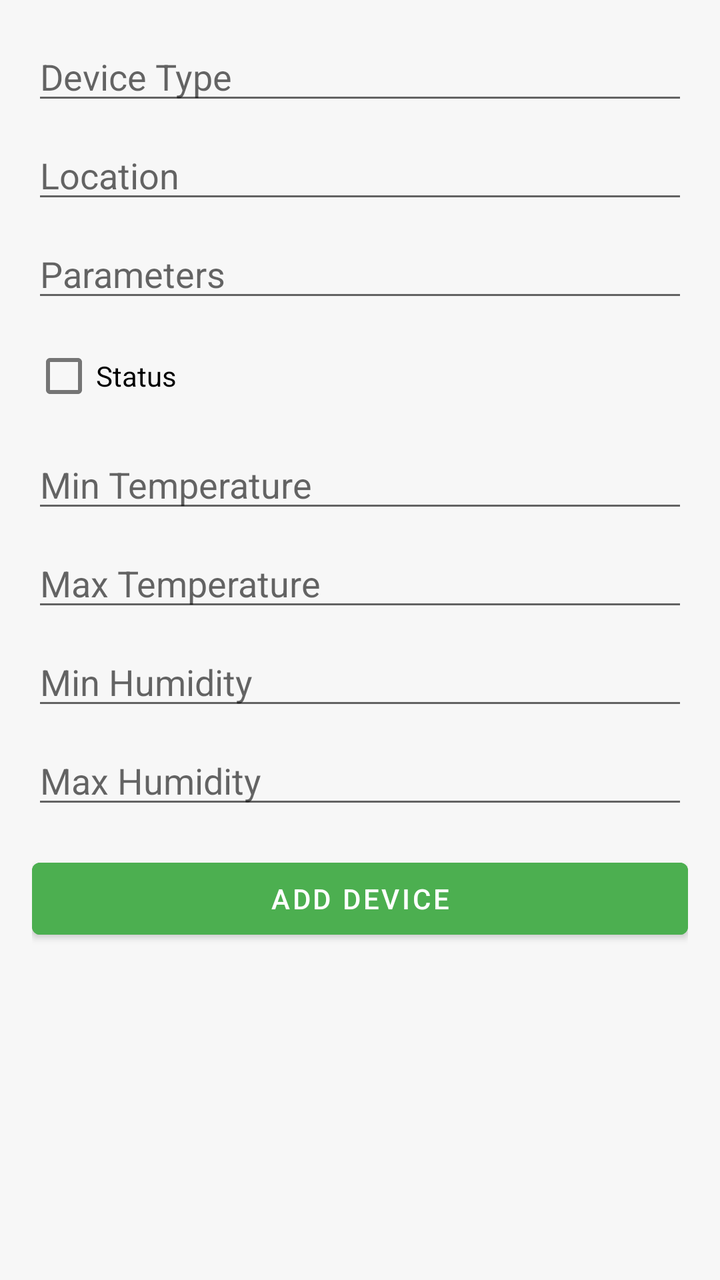
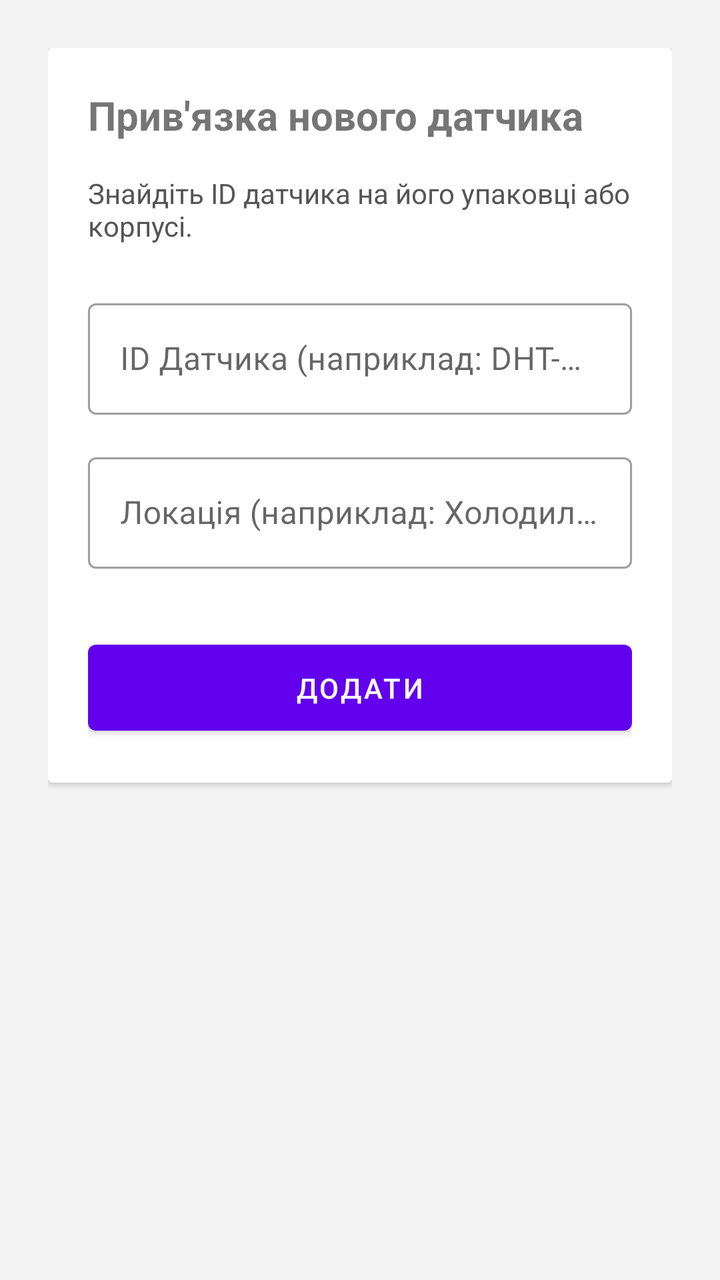

Before-and-after screenshots of an Android layout around one commit, followed by the original layout XML and the change that was made.
<!-- AndroidManifest.xml: application theme Theme.MedicationManagement -->
<!-- res/layout/activity_add_device.xml -->
<?xml version="1.0" encoding="utf-8"?>
<ScrollView xmlns:android="http://schemas.android.com/apk/res/android"
    android:layout_width="match_parent"
    android:layout_height="match_parent"
    android:padding="16dp"
    android:background="#f7f7f7">

    <LinearLayout
        android:orientation="vertical"
        android:layout_width="match_parent"
        android:layout_height="wrap_content">

        <EditText
            android:id="@+id/addType"
            android:layout_width="match_parent"
            android:layout_height="wrap_content"
            android:hint="@string/device_type"
            android:inputType="text" />

        <EditText
            android:id="@+id/addLocation"
            android:layout_width="match_parent"
            android:layout_height="wrap_content"
            android:hint="@string/device_location"
            android:inputType="text"
            android:layout_marginTop="8dp" />

        <EditText
            android:id="@+id/addParams"
            android:layout_width="match_parent"
            android:layout_height="wrap_content"
            android:hint="@string/parameters"
            android:inputType="text"
            android:layout_marginTop="8dp" />

        <CheckBox
            android:id="@+id/addIsActive"
            android:layout_width="wrap_content"
            android:layout_height="wrap_content"
            android:text="@string/device_status"
            android:layout_marginTop="8dp"/>

        <EditText
            android:id="@+id/addMinTemp"
            android:layout_width="match_parent"
            android:layout_height="wrap_content"
            android:hint="@string/min_temp"
            android:inputType="numberDecimal"
            android:layout_marginTop="8dp" />

        <EditText
            android:id="@+id/addMaxTemp"
            android:layout_width="match_parent"
            android:layout_height="wrap_content"
            android:hint="@string/max_temp"
            android:inputType="numberDecimal"
            android:layout_marginTop="8dp" />

        <EditText
            android:id="@+id/addMinHumidity"
            android:layout_width="match_parent"
            android:layout_height="wrap_content"
            android:hint="@string/min_humidity"
            android:inputType="numberDecimal"
            android:layout_marginTop="8dp" />

        <EditText
            android:id="@+id/addMaxHumidity"
            android:layout_width="match_parent"
            android:layout_height="wrap_content"
            android:hint="@string/max_humidity"
            android:inputType="numberDecimal"
            android:layout_marginTop="8dp" />

        <Button
            android:id="@+id/addDeviceBtn"
            android:layout_width="match_parent"
            android:layout_height="wrap_content"
            android:layout_marginTop="16dp"
            android:backgroundTint="#4CAF50"
            android:text="@string/add_device"
            android:textColor="@android:color/white" />
    </LinearLayout>
</ScrollView>
<!-- resources referenced by this layout -->
<resources>
  <string name="add_device">Add Device</string>
  <string name="device_location">Location</string>
  <string name="device_status">Status</string>
  <string name="device_type">Device Type</string>
  <string name="max_humidity">Max Humidity</string>
  <string name="max_temp">Max Temperature</string>
  <string name="min_humidity">Min Humidity</string>
  <string name="min_temp">Min Temperature</string>
  <string name="parameters">Parameters</string>
  <style name="Theme.MedicationManagement" parent="Theme.MaterialComponents.DayNight.NoActionBar">
          
          <item name="colorPrimary">@color/purple_500</item>
          <item name="colorPrimaryVariant">@color/purple_700</item>
          <item name="colorOnPrimary">@color/white</item>
          
          <item name="colorSecondary">@color/teal_200</item>
          <item name="colorSecondaryVariant">@color/teal_700</item>
          <item name="colorOnSecondary">@color/black</item>
      </style>
  <color name="purple_500">#FF6200EE</color>
  <color name="purple_700">#FF3700B3</color>
  <color name="white">#FFFFFFFF</color>
  <color name="teal_200">#FF03DAC5</color>
  <color name="teal_700">#FF018786</color>
  <color name="black">#FF000000</color>
</resources>

<!-- the commit's change to res/layout/activity_add_device.xml (unified diff, before → after) -->
@@ -1,84 +1,72 @@
 <?xml version="1.0" encoding="utf-8"?>
-<ScrollView xmlns:android="http://schemas.android.com/apk/res/android"
+<LinearLayout xmlns:android="http://schemas.android.com/apk/res/android"
     android:layout_width="match_parent"
     android:layout_height="match_parent"
-    android:padding="16dp"
-    android:background="#f7f7f7">
+    android:orientation="vertical"
+    android:padding="24dp"
+    android:background="#f4f4f4">
 
-    <LinearLayout
-        android:orientation="vertical"
+    <androidx.cardview.widget.CardView
         android:layout_width="match_parent"
-        android:layout_height="wrap_content">
+        android:layout_height="wrap_content"
+        android:elevation="4dp"
+        android:backgroundTint="#ffffff">
 
-        <EditText
-            android:id="@+id/addType"
+        <LinearLayout
             android:layout_width="match_parent"
             android:layout_height="wrap_content"
-            android:hint="@string/device_type"
-            android:inputType="text" />
+            android:orientation="vertical"
+            android:padding="20dp">
 
-        <EditText
-            android:id="@+id/addLocation"
-            android:layout_width="match_parent"
-            android:layout_height="wrap_content"
-            android:hint="@string/device_location"
-            android:inputType="text"
-            android:layout_marginTop="8dp" />
+            <TextView
+                android:text="Прив'язка нового датчика"
+                android:textSize="20sp"
+                android:textStyle="bold"
+                android:layout_marginBottom="16dp"
+                android:layout_width="wrap_content"
+                android:layout_height="wrap_content"/>
 
-        <EditText
-            android:id="@+id/addParams"
-            android:layout_width="match_parent"
-            android:layout_height="wrap_content"
-            android:hint="@string/parameters"
-            android:inputType="text"
-            android:layout_marginTop="8dp" />
+            <TextView
+                android:text="Знайдіть ID датчика на його упаковці або корпусі."
+                android:textSize="14sp"
+                android:textColor="#555"
+                android:layout_marginBottom="24dp"
+                android:layout_width="wrap_content"
+                android:layout_height="wrap_content"/>
 
-        <CheckBox
-            android:id="@+id/addIsActive"
-            android:layout_width="wrap_content"
-            android:layout_height="wrap_content"
-            android:text="@string/device_status"
-            android:layout_marginTop="8dp"/>
+            <com.google.android.material.textfield.TextInputLayout
+                style="@style/Widget.MaterialComponents.TextInputLayout.OutlinedBox"
+                android:layout_width="match_parent"
+                android:layout_height="wrap_content"
+                android:hint="ID Датчика (наприклад: DHT-101)">
 
-        <EditText
-            android:id="@+id/addMinTemp"
-            android:layout_width="match_parent"
-            android:layout_height="wrap_content"
-            android:hint="@string/min_temp"
-            android:inputType="numberDecimal"
-            android:layout_marginTop="8dp" />
+                <com.google.android.material.textfield.TextInputEditText
+                    android:id="@+id/inputId"
+                    android:layout_width="match_parent"
+                    android:layout_height="wrap_content" />
+            </com.google.android.material.textfield.TextInputLayout>
 
-        <EditText
-            android:id="@+id/addMaxTemp"
-            android:layout_width="match_parent"
-            android:layout_height="wrap_content"
-            android:hint="@string/max_temp"
-            android:inputType="numberDecimal"
-            android:layout_marginTop="8dp" />
+            <com.google.android.material.textfield.TextInputLayout
+                style="@style/Widget.MaterialComponents.TextInputLayout.OutlinedBox"
+                android:layout_width="match_parent"
+                android:layout_height="wrap_content"
+                android:layout_marginTop="16dp"
+                android:hint="Локація (наприклад: Холодильник)">
 
-        <EditText
-            android:id="@+id/addMinHumidity"
-            android:layout_width="match_parent"
-            android:layout_height="wrap_content"
-            android:hint="@string/min_humidity"
-            android:inputType="numberDecimal"
-            android:layout_marginTop="8dp" />
+                <com.google.android.material.textfield.TextInputEditText
+                    android:id="@+id/inputLocation"
+                    android:layout_width="match_parent"
+                    android:layout_height="wrap_content" />
+            </com.google.android.material.textfield.TextInputLayout>
 
-        <EditText
-            android:id="@+id/addMaxHumidity"
-            android:layout_width="match_parent"
-            android:layout_height="wrap_content"
-            android:hint="@string/max_humidity"
-            android:inputType="numberDecimal"
-            android:layout_marginTop="8dp" />
+            <com.google.android.material.button.MaterialButton
+                android:id="@+id/btnCreateDevice"
+                android:text="Додати"
+                android:layout_marginTop="32dp"
+                android:layout_width="match_parent"
+                android:layout_height="wrap_content"
+                android:padding="12dp"/>
 
-        <Button
-            android:id="@+id/addDeviceBtn"
-            android:layout_width="match_parent"
-            android:layout_height="wrap_content"
-            android:layout_marginTop="16dp"
-            android:backgroundTint="#4CAF50"
-            android:text="@string/add_device"
-            android:textColor="@android:color/white" />
-    </LinearLayout>
-</ScrollView>
+        </LinearLayout>
+    </androidx.cardview.widget.CardView>
+</LinearLayout>
<!-- resource entries referenced after the edit -->
@@ -1,14 +1,5 @@
 <!-- resources referenced by this layout -->
 <resources>
-  <string name="add_device">Add Device</string>
-  <string name="device_location">Location</string>
-  <string name="device_status">Status</string>
-  <string name="device_type">Device Type</string>
-  <string name="max_humidity">Max Humidity</string>
-  <string name="max_temp">Max Temperature</string>
-  <string name="min_humidity">Min Humidity</string>
-  <string name="min_temp">Min Temperature</string>
-  <string name="parameters">Parameters</string>
   <style name="Theme.MedicationManagement" parent="Theme.MaterialComponents.DayNight.NoActionBar">
           
           <item name="colorPrimary">@color/purple_500</item>
